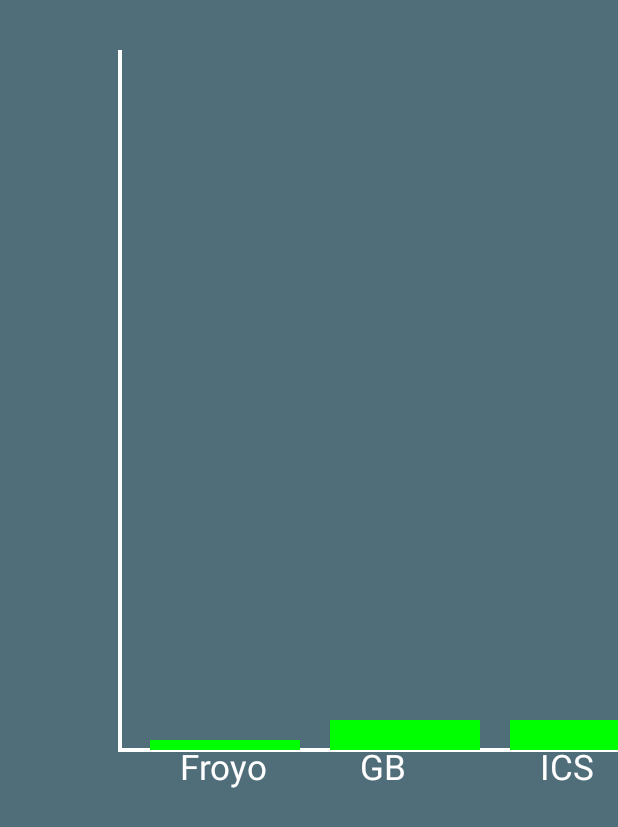
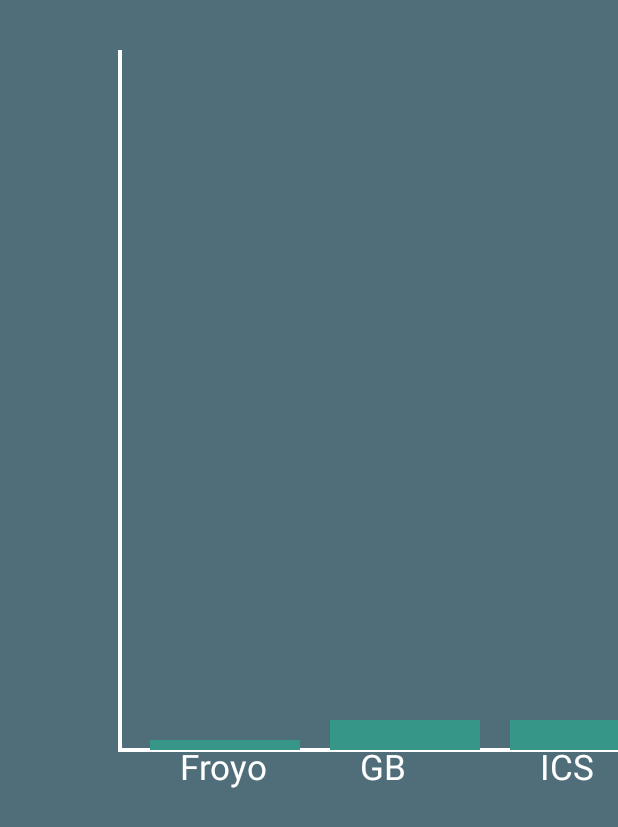
Before and after one commit to wentianyang/PracticeDraw1, an Android app: the layout practice_histogram.xml on its own in the app's theme, with its tools: preview values and no code run, on a phone screen of 412 x 824 dp. Shown: the top 827 px of the screen. Run offline under Robolectric (Android 15) with nearby library versions, the phone set to English and light mode, and no system bars.

Commit message:
完成直方图

```diff
--- a/app/src/main/java/com/hencoder/hencoderpracticedraw1/practice/Practice10HistogramView.java
+++ b/app/src/main/java/com/hencoder/hencoderpracticedraw1/practice/Practice10HistogramView.java
@@ -24,11 +24,13 @@ public class Practice10HistogramView extends View {
         super(context, attrs);
     }
 
-  public Practice10HistogramView(Context context, @Nullable AttributeSet attrs, int defStyleAttr) {
+    public Practice10HistogramView(Context context, @Nullable AttributeSet attrs,
+        int defStyleAttr) {
         super(context, attrs, defStyleAttr);
     }
 
-  @Override protected void onDraw(Canvas canvas) {
+    @Override
+    protected void onDraw(Canvas canvas) {
         super.onDraw(canvas);
 
         //        综合练习
@@ -41,18 +43,11 @@ public class Practice10HistogramView extends View {
         mPath.moveTo(120, 50);
         mPath.rLineTo(0, 700);
 
-    //mPaint.setStyle(Paint.Style.FILL);
-    //mPaint.setColor(Color.GREEN);
-    //mPath.addRect(140, 690, 200, 700, Path.Direction.CW);
-    //
-    //mPaint.setColor(Color.WHITE);
-    //mPaint.setStyle(Paint.Style.STROKE);
-    //mPaint.setStrokeWidth(4);
         mPath.rLineTo(1300, 0);
         canvas.drawPath(mPath, mPaint);
 
         mPaint.setStyle(Paint.Style.FILL);
-    mPaint.setColor(Color.GREEN);
+        mPaint.setColor(Color.parseColor("#369688"));
         canvas.drawRect(150, 740, 300, 750, mPaint);
 
         mPaint.setColor(Color.WHITE);
@@ -60,7 +55,7 @@ public class Practice10HistogramView extends View {
         canvas.drawText("Froyo", 180, 780, mPaint);
 
         mPaint.setStyle(Paint.Style.FILL);
-    mPaint.setColor(Color.GREEN);
+        mPaint.setColor(Color.parseColor("#369688"));
         canvas.drawRect(330, 720, 480, 750, mPaint);
 
         mPaint.setColor(Color.WHITE);
@@ -68,7 +63,7 @@ public class Practice10HistogramView extends View {
         canvas.drawText("GB", 360, 780, mPaint);
 
         mPaint.setStyle(Paint.Style.FILL);
-    mPaint.setColor(Color.GREEN);
+        mPaint.setColor(Color.parseColor("#369688"));
         canvas.drawRect(510, 720, 660, 750, mPaint);
 
         mPaint.setColor(Color.WHITE);
@@ -76,39 +71,39 @@ public class Practice10HistogramView extends View {
         canvas.drawText("ICS", 540, 780, mPaint);
 
         mPaint.setStyle(Paint.Style.FILL);
-    mPaint.setColor(Color.GREEN);
+        mPaint.setColor(Color.parseColor("#369688"));
         canvas.drawRect(690, 500, 840, 750, mPaint);
 
         mPaint.setColor(Color.WHITE);
         mPaint.setTextSize(35);
         canvas.drawText("JB", 720, 780, mPaint);
 
-    //mPaint.setStyle(Paint.Style.FILL);
-    //mPaint.setColor(Color.GREEN);
-    //canvas.drawRect(690, 400, 840, 750, mPaint);
-
         mPaint.setColor(Color.WHITE);
         mPaint.setTextSize(35);
         canvas.drawText("KitKat", 890, 780, mPaint);
 
         mPaint.setStyle(Paint.Style.FILL);
-    mPaint.setColor(Color.GREEN);
+        mPaint.setColor(Color.parseColor("#369688"));
         canvas.drawRect(870, 200, 1020, 750, mPaint);
 
         mPaint.setColor(Color.WHITE);
         mPaint.setTextSize(35);
-    canvas.drawText("L", 1070, 780, mPaint);
+        canvas.drawText("L", 1110, 780, mPaint);
 
         mPaint.setStyle(Paint.Style.FILL);
-    mPaint.setColor(Color.GREEN);
+        mPaint.setColor(Color.parseColor("#369688"));
         canvas.drawRect(1050, 100, 1200, 750, mPaint);
 
         mPaint.setColor(Color.WHITE);
         mPaint.setTextSize(35);
-    canvas.drawText("M", 1250, 780, mPaint);
+        canvas.drawText("M", 1290, 780, mPaint);
 
         mPaint.setStyle(Paint.Style.FILL);
-    mPaint.setColor(Color.GREEN);
+        mPaint.setColor(Color.parseColor("#369688"));
         canvas.drawRect(1230, 500, 1380, 750, mPaint);
+
+        mPaint.setColor(Color.WHITE);
+        mPaint.setTextSize(80);
+        canvas.drawText("直方图", 620, 900, mPaint);
     }
 }
```
Lines whose indentation alone changed are shown as unchanged.
